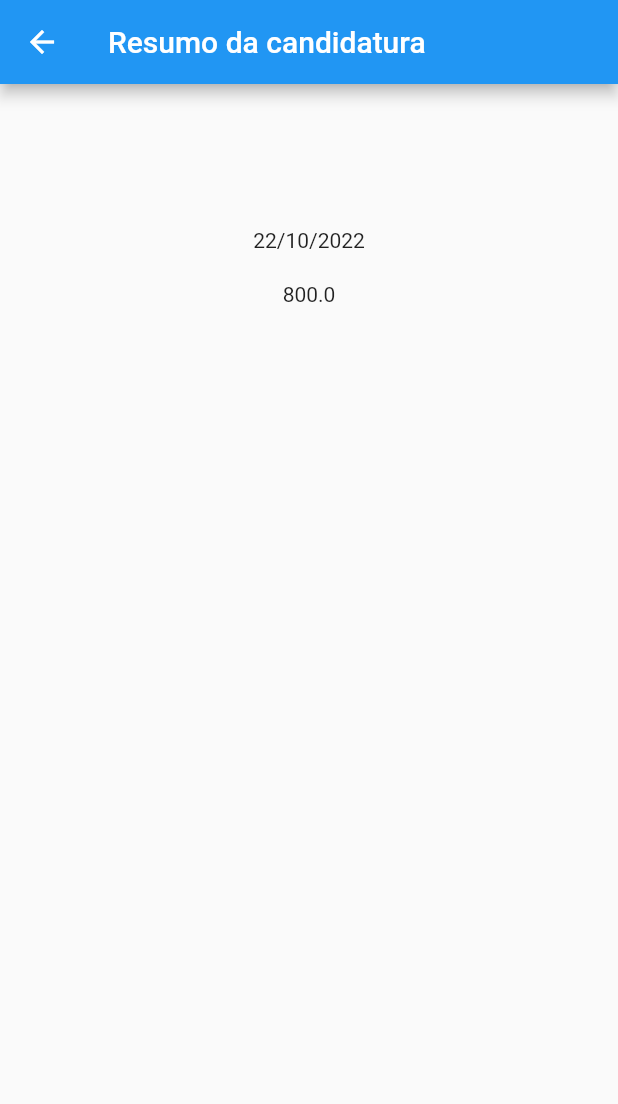
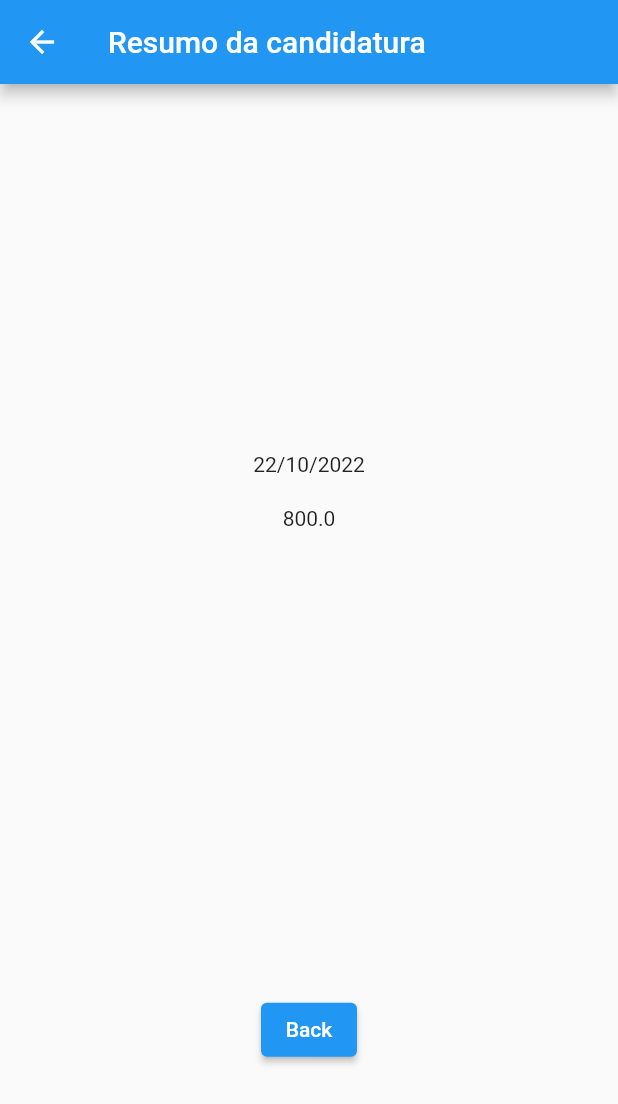
Before and after one commit to AFMSB/formAula, a Flutter app: the screen it shows after launch, after a tap on "Submeter", on a phone screen of 412 x 824 dp. Shown: the top 1104 px of the screen. Run offline on Flutter 3.47's test engine with Material 2 defaults, Android fonts, the phone set to English and light mode, and no system bars.

```diff
--- a/lib/main.dart
+++ b/lib/main.dart
@@ -1,6 +1,5 @@
 import 'package:flutter/material.dart';
 import 'package:flutter/rendering.dart';
-import 'package:form_aula/screens/result_page.dart';
 
 import 'screens/form.dart';
 
@@ -17,9 +16,6 @@ class MyApp extends StatefulWidget {
 }
 
 class _MyAppState extends State<MyApp> {
-
-  List<dynamic> candidatura = [];
-
   @override
   Widget build(BuildContext context) {
     return MaterialApp(
@@ -28,25 +24,13 @@ class _MyAppState extends State<MyApp> {
         primarySwatch: Colors.blue,
       ),
       home: Navigator(
-        pages: [
+        pages: const [
           MaterialPage(
-              key: const ValueKey('Form'),
-              child: MyForm(
-                  title: 'Candidatura Espontânea', callback: (value) {
-                    setState(() {
-                      candidatura = List<dynamic>.from(value);
-                    });
-              },
-              )
-          ),
-          if(candidatura.isNotEmpty)
-            MaterialPage(
-              key: const ValueKey("Resultados"),
-              child: ResultPage(candidatura: candidatura)
-            )
+              key: ValueKey('Form'),
+              child: MyForm(title: 'Candidatura Espontânea')),
         ],
-        onPopPage: (route, result){
-          if(!route.didPop(result)){
+        onPopPage: (route, result) {
+          if (!route.didPop(result)) {
             return false;
           }
           return true;
--- a/lib/screens/form.dart
+++ b/lib/screens/form.dart
@@ -1,14 +1,14 @@
 import 'package:flutter/material.dart';
 import 'package:form_aula/components/slider.dart';
+import 'package:form_aula/screens/result_page.dart';
 import 'package:intl/intl.dart' as intl;
 
 import '../components/datePicker.dart';
 
 class MyForm extends StatefulWidget {
   final String title;
-  final ValueChanged callback;
 
-  const MyForm({required this.title, required this.callback, super.key});
+  const MyForm({required this.title, super.key});
 
   @override
   State<MyForm> createState() => _MyFormState();
@@ -135,14 +135,18 @@ class _MyFormState extends State<MyForm> {
                         onPressed: () {
                           // Validate returns true if the form is valid, otherwise false.
                           if (_formKey.currentState!.validate()) {
-                            widget.callback({
+                            Navigator.of(context).push(
+                              MaterialPageRoute(
+                                builder: (context) => ResultPage(candidatura: [
                                   nome,
                                   resumo,
                                   intl.DateFormat("dd/MM/yyyy").format(data),
                                   expectativa.toString(),
                                   email,
                                   linkedin
-                            });
+                                ]),
+                              ),
+                            );
                           }
                         },
                         child: const Text('Submeter'))
--- a/lib/screens/result_page.dart
+++ b/lib/screens/result_page.dart
@@ -15,6 +15,9 @@ class ResultPage extends StatelessWidget {
         child: Padding(
           padding: const EdgeInsets.only(left: 20, right: 20, top: 50),
           child: Column(
+              mainAxisAlignment: MainAxisAlignment.spaceAround,
+              children: <Widget>[
+                Column(
                   children: candidatura
                       .map(
                         (e) => Padding(
@@ -23,8 +26,16 @@ class ResultPage extends StatelessWidget {
                         ),
                       )
                       .toList(),
-            )),
-      ), // This trailing comma makes auto-formatting nicer for build methods.
+                ),
+                ElevatedButton(
+                    onPressed: () {
+                      Navigator.of(context).pop();
+                    },
+                    child: const Text('Back'))
+              ]),
+        ),
+      ),
+      // This trailing comma makes auto-formatting nicer for build methods.
     );
   }
 }
```
Lines whose indentation alone changed are shown as unchanged.
